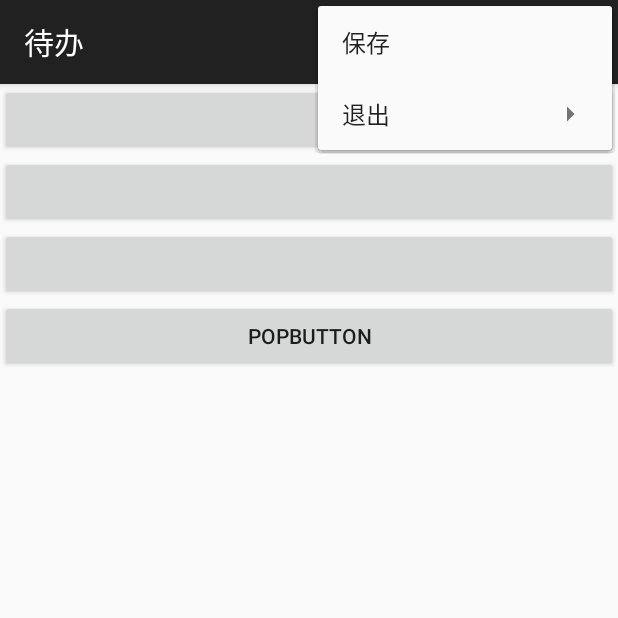
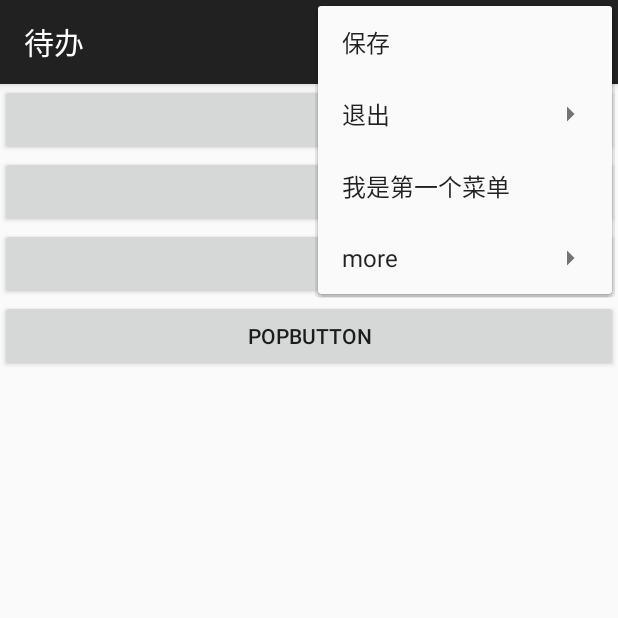
Before and after one commit to AKA-LinCoder/basic_android, an Android app: the LifeActivity screen opened directly, with no data from a screen before it, with the options menu open, on a phone screen of 412 x 824 dp, the top half of it. Run offline under Robolectric (Android 15) with nearby library versions, the phone set to English and light mode, and no system bars.

Commit message:
代码实现弹出按钮

```diff
--- a/app/src/main/java/com/echo/basicleaning/demo/component/LifeActivity.kt
+++ b/app/src/main/java/com/echo/basicleaning/demo/component/LifeActivity.kt
@@ -156,8 +156,11 @@ class LifeActivity : AppCompatActivity(),View.OnClickListener {
     ///创建optionMenu
     override fun onCreateOptionsMenu(menu: Menu?): Boolean {
 
-        ///加载菜单资源
+        ///加载菜单资源 通过xml方式
         menuInflater.inflate(R.menu.option,menu)
+        ///纯代码方式
+        menu?.add(1,11,1,"我是第一个菜单")
+        menu?.addSubMenu(1,111,1,"more")
         return true
     }
 
```
